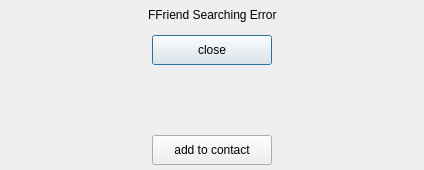
Liupeter01/chatting-client, file addusernamecarddialog.ui: the form before one commit.
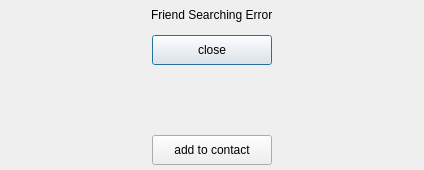
The form after the commit. Custom widgets are drawn as their Qt base class.

Commit message: 1.[ERROR FIX]:update output string

Diff of the .ui file:
```diff
--- a/addusernamecarddialog.ui
+++ b/addusernamecarddialog.ui
@@ -117,7 +117,7 @@
             </size>
            </property>
            <property name="text">
-            <string>FFriend Searching Error</string>
+            <string>Friend Searching Error</string>
            </property>
           </widget>
          </item>
```
